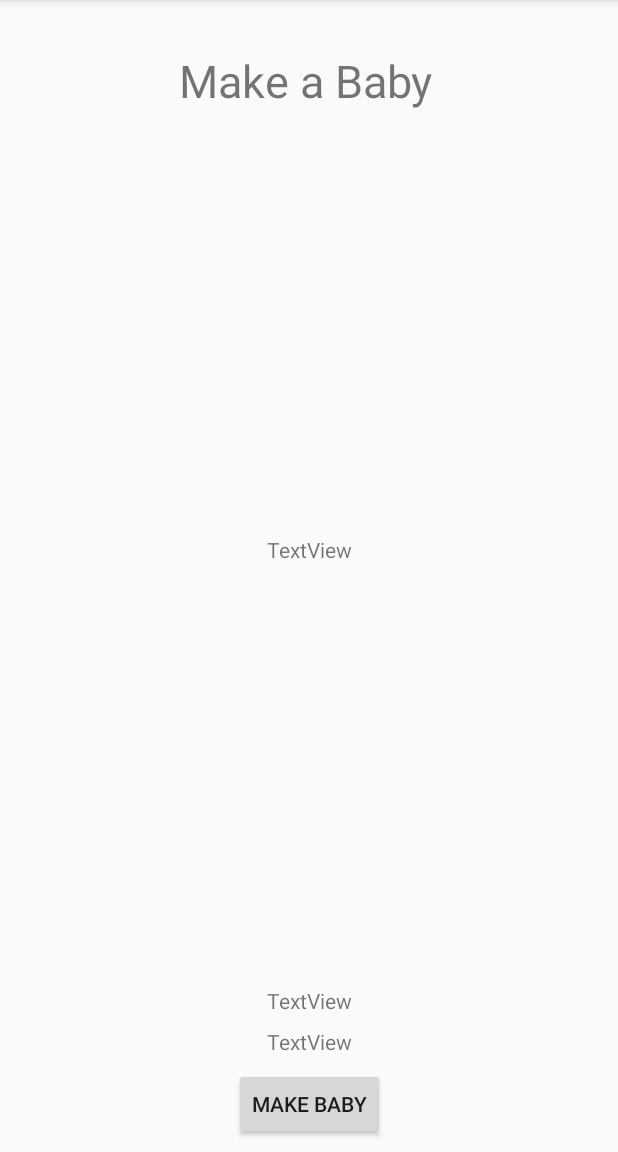
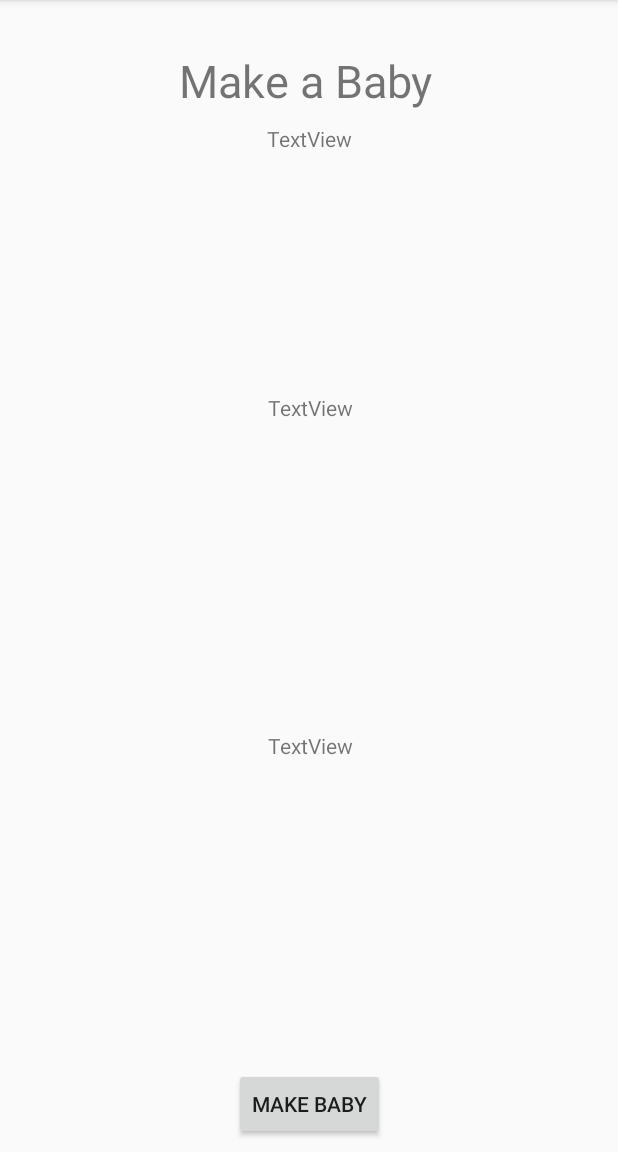
Before and after one commit to W1r3W0lf/bbapp, an Android app: the screen it shows after launch (MainActivity), on a phone screen of 412 x 824 dp, the part 84-1236 px from its top. Run offline under Robolectric (Android 15) with nearby library versions, the phone set to English and light mode, and no system bars.

Commit message:
updated README

```diff
--- a/app/src/main/res/layout/activity_main.xml
+++ b/app/src/main/res/layout/activity_main.xml
@@ -33,40 +33,45 @@
 
     <TextView
         android:id="@+id/textView"
-        android:layout_width="wrap_content"
-        android:layout_height="wrap_content"
+        android:layout_width="360dp"
+        android:layout_height="171dp"
         android:layout_marginStart="8dp"
         android:layout_marginTop="8dp"
         android:layout_marginEnd="8dp"
-        android:layout_marginBottom="8dp"
         android:text="TextView"
-        app:layout_constraintBottom_toTopOf="@+id/textView3"
+        android:textAlignment="center"
         app:layout_constraintEnd_toEndOf="parent"
         app:layout_constraintStart_toStartOf="parent"
         app:layout_constraintTop_toBottomOf="@+id/textView2" />
 
     <TextView
         android:id="@+id/textView3"
-        android:layout_width="wrap_content"
-        android:layout_height="wrap_content"
+        android:layout_width="360dp"
+        android:layout_height="171dp"
         android:layout_marginStart="8dp"
+        android:layout_marginTop="8dp"
+        android:layout_marginEnd="8dp"
+        android:text="TextView"
+        android:textAlignment="center"
+        app:layout_constraintEnd_toEndOf="parent"
+        app:layout_constraintHorizontal_bias="0.514"
+        app:layout_constraintStart_toStartOf="parent"
+        app:layout_constraintTop_toBottomOf="@+id/textView" />
+
+    <TextView
+        android:id="@+id/textView4"
+        android:layout_width="360dp"
+        android:layout_height="171dp"
+        android:layout_marginStart="8dp"
+        android:layout_marginTop="8dp"
         android:layout_marginEnd="8dp"
         android:layout_marginBottom="8dp"
         android:text="TextView"
-        app:layout_constraintBottom_toTopOf="@+id/textView4"
-        app:layout_constraintEnd_toEndOf="parent"
-        app:layout_constraintStart_toStartOf="parent" />
-
-    <TextView
-        android:id="@+id/textView4"
-        android:layout_width="wrap_content"
-        android:layout_height="wrap_content"
-        android:layout_marginStart="8dp"
-        android:layout_marginEnd="8dp"
-        android:layout_marginBottom="8dp"
-        android:text="TextView"
+        android:textAlignment="center"
         app:layout_constraintBottom_toTopOf="@+id/button"
         app:layout_constraintEnd_toEndOf="parent"
-        app:layout_constraintStart_toStartOf="parent" />
+        app:layout_constraintHorizontal_bias="0.514"
+        app:layout_constraintStart_toStartOf="parent"
+        app:layout_constraintTop_toBottomOf="@+id/textView3" />
 
 </android.support.constraint.ConstraintLayout>
```
Also changed, not shown: 1 other file.
